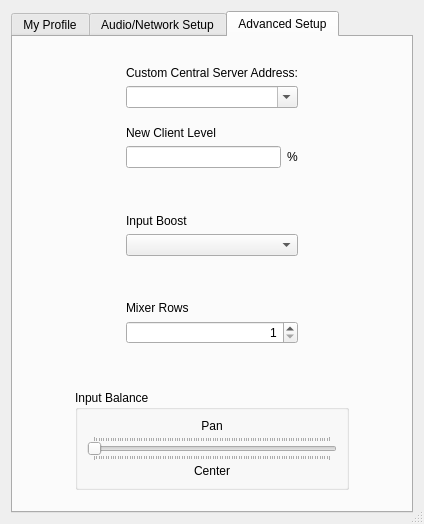
Qt form src/clientsettingsdlgbase.ui (jamulussoftware/jamulus) before a commit.
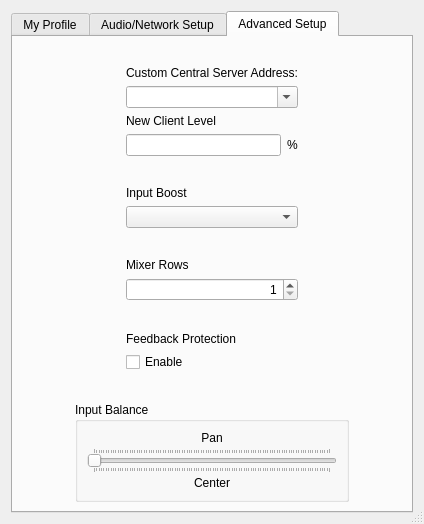
The same form after that commit. The open tabs and pages were chosen to show the change. Icons and pictures are not drawn. Custom widgets are drawn as their Qt base class.

Commit message: Basic audio feedback detection (#1179)

The edit to the form file:
```diff
--- a/src/clientsettingsdlgbase.ui
+++ b/src/clientsettingsdlgbase.ui
@@ -1135,6 +1135,33 @@
                </property>
               </spacer>
              </item>
+             <item>
+              <widget class="QLabel" name="lblDetectFeedback">
+               <property name="text">
+                <string>Feedback Protection</string>
+               </property>
+              </widget>
+             </item>
+             <item>
+              <widget class="QCheckBox" name="chbDetectFeedback">
+               <property name="text">
+                <string>Enable</string>
+               </property>
+              </widget>
+             </item>
+             <item>
+              <spacer name="verticalSpacer_15">
+               <property name="orientation">
+                <enum>Qt::Vertical</enum>
+               </property>
+               <property name="sizeHint" stdset="0">
+                <size>
+                 <width>20</width>
+                 <height>40</height>
+                </size>
+               </property>
+              </spacer>
+             </item>
             </layout>
            </item>
            <item>
```
The commit also changes 9 other files.
